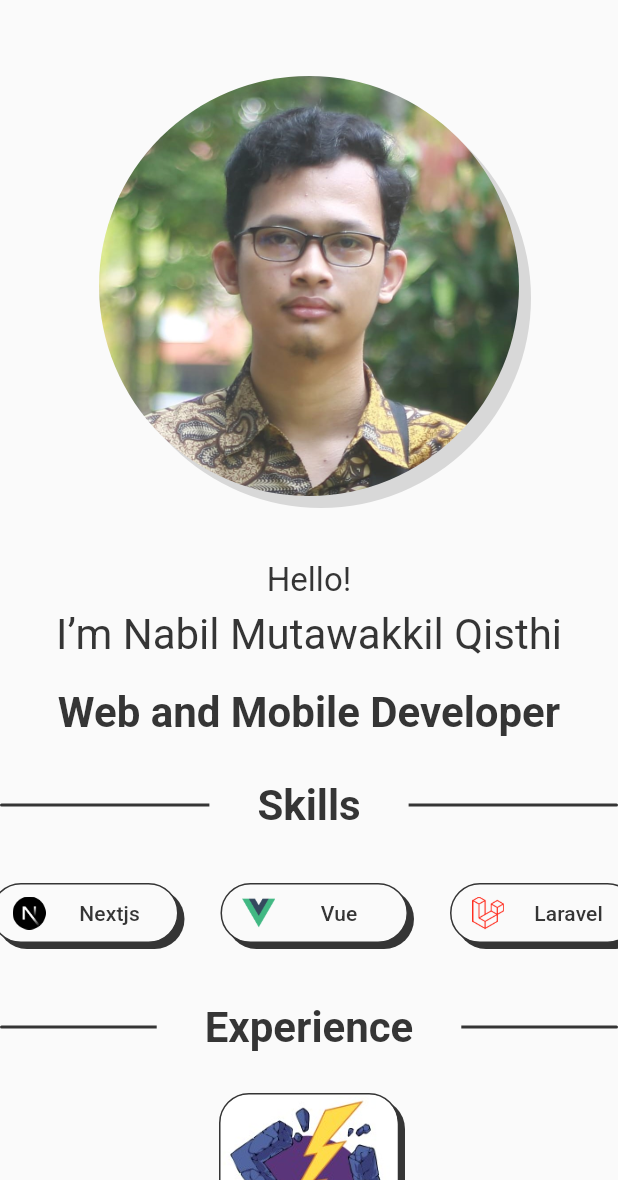
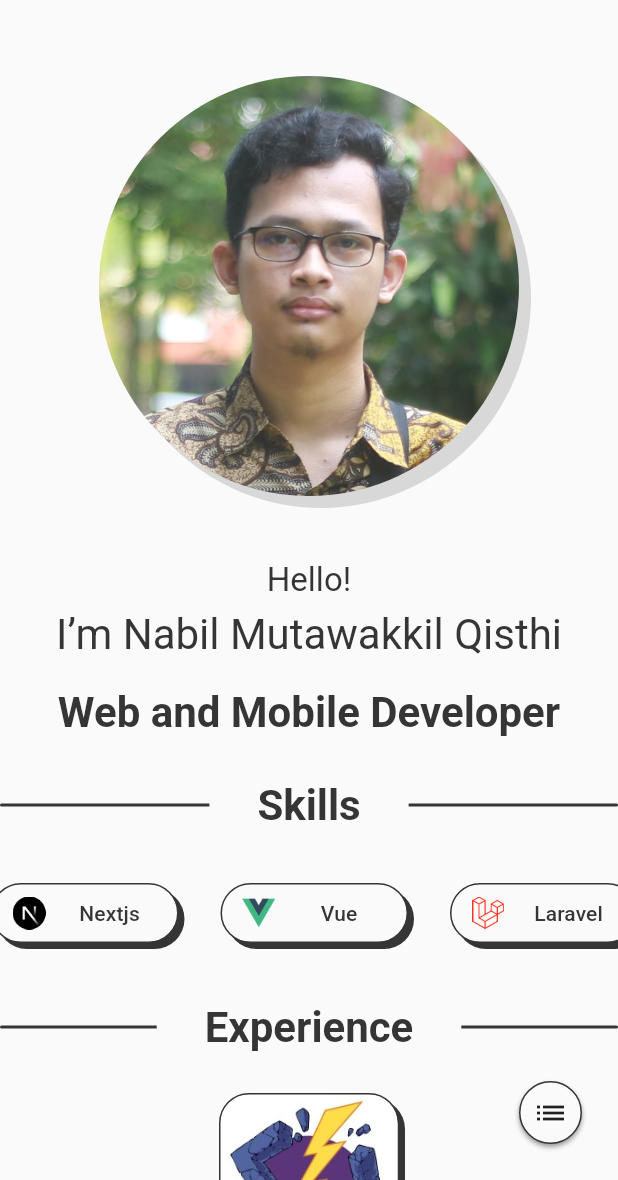
Before and after one commit to NabilMQ/personal-portofolio, a Flutter app: the screen it shows after launch, on a phone screen of 412 x 824 dp, the part 56-1236 px from its top. Run offline on Flutter 3.47's test engine with Material 3 defaults, Android fonts, the phone set to English and light mode, and no system bars; drawn by our look-alikes of toastification; our stand-ins replace font_awesome_flutter.

Commit message:
feat: add floating action button for mobile

```diff
--- a/lib/home_page.dart
+++ b/lib/home_page.dart
@@ -3,6 +3,7 @@ import 'package:flutter/material.dart';
 import 'package:personal_portofolio/components/body/body.dart';
 import 'package:personal_portofolio/components/header/header.dart';
 import 'package:personal_portofolio/constants/global.dart';
+import 'package:personal_portofolio/constants/section.dart';
 
 class HomePage extends StatefulWidget {
   const HomePage({super.key});
@@ -12,6 +13,27 @@ class HomePage extends StatefulWidget {
 }
 
 class HomePageState extends State<HomePage> {
+
+  List <GlobalKey <State<StatefulWidget>>> websiteSection = [
+    WebsiteSection.homeSection,
+    WebsiteSection.experienceSection,
+    WebsiteSection.projectsSection,
+    WebsiteSection.contactSection,
+  ];
+
+  List <IconData> headerIcon = [
+    Icons.home,
+    Icons.work,
+    Icons.assignment,
+    Icons.contacts,
+  ];
+
+  List <String> headerText = [
+    "Home",
+    "Experience",
+    "Projects",
+    "Contact",
+  ];
 
   @override
   void initState() {
@@ -38,7 +60,83 @@ class HomePageState extends State<HomePage> {
           controller: Global.globalScrollController,
           child: Body(),
         ),
-      )
+      ),
+
+      floatingActionButton: LayoutBuilder(
+        builder: (context, constraints) {
+          if (constraints.maxWidth <= 768) {
+            return PopupMenuButton(
+              elevation: 4,
+              offset: Offset(0, -210),
+              popUpAnimationStyle: AnimationStyle(
+                curve: Curves.easeInOut,
+                duration: Duration(milliseconds: 0)
+              ),
+              icon: Container(
+                padding: EdgeInsets.all(8),
+                decoration: BoxDecoration(
+                  color: Theme.of(context).colorScheme.surfaceContainerLow,
+                  border: Border.all(
+                    color:Theme.of(context).colorScheme.inverseSurface,
+                  ),
+                  shape: BoxShape.circle,
+                  boxShadow: [
+                    BoxShadow(
+                      spreadRadius: 0,
+                      blurRadius: 2,
+                      offset: Offset(0, 2),
+                      color: Theme.of(context).colorScheme.inverseSurface.withValues(
+                        alpha: 0.5
+                      ),
+                    )
+                  ]
+                ),
+                child: Icon(
+                  Icons.list,
+                ),
+              ),
+              color: Theme.of(context).colorScheme.surfaceContainerLow,
+              shape: RoundedRectangleBorder(
+                side: BorderSide(
+                  color:Theme.of(context).colorScheme.inverseSurface,
+                ),
+                borderRadius: BorderRadius.circular(20),
+              ),
+              itemBuilder: (context) {
+                return List.generate(headerText.length, (index) {
+                  return PopupMenuItem(
+                    onTap: () {
+                      Scrollable.ensureVisible(
+                        websiteSection.elementAt(index).currentContext!,
+                        duration: Duration(seconds: 1),
+                        curve: Curves.fastOutSlowIn,
+                      );
+                    },
+                    child: FittedBox(
+                      fit: BoxFit.scaleDown,
+                      alignment: Alignment.centerLeft,
+                      child: Row(
+                        spacing: 8,
+                        children: [
+                          Icon(
+                            headerIcon.elementAt(index)
+                          ),
+                          Text(
+                            headerText.elementAt(index),
+                            style: Theme.of(context).textTheme.titleSmall
+                          ),
+                        ],
+                      ),
+                    ),
+                  );
+                });
+              },
+            );
+          }
+
+          return SizedBox.shrink();
+        },
+      ),
     );
   }
 }
```
